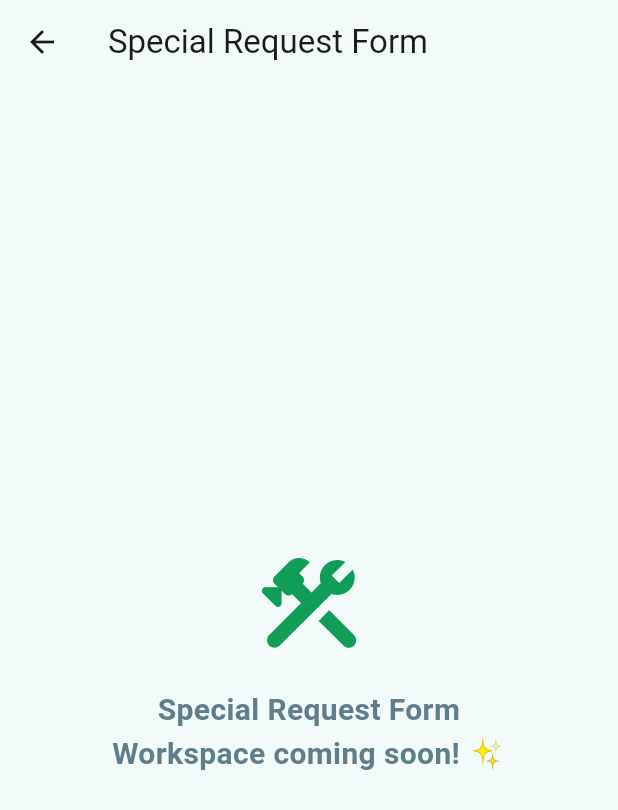
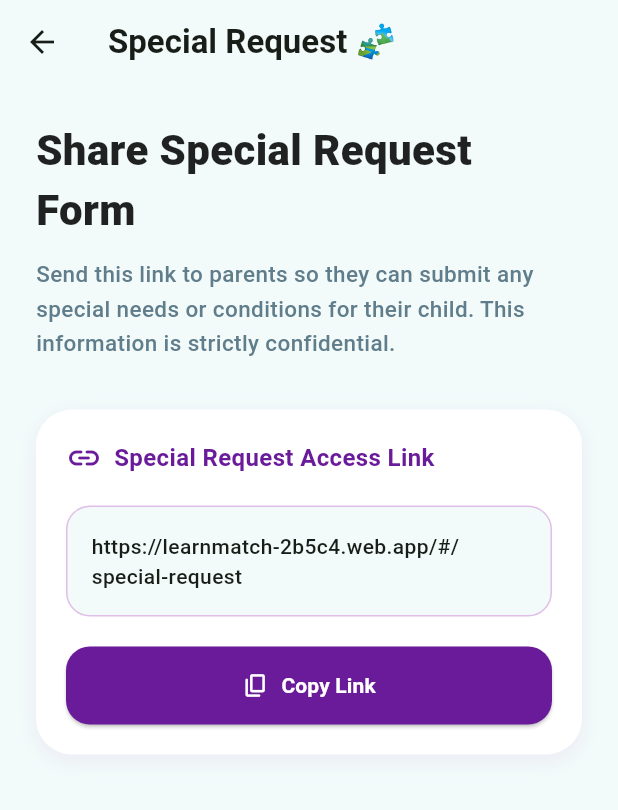
Before and after one commit to LEH268/LearnMatch, a Flutter app: the HomePage screen opened by its route, after a tap on "Special Request 🧩", on a phone screen of 412 x 824 dp. Shown: the top 810 px of the screen. Run offline on Flutter 3.47's test engine with Material 3 defaults, Android fonts, the phone set to English and light mode, and no system bars; our stand-ins replace cloud_firestore, firebase_core; accounts and stored records are empty.

Commit message:
feature1&4_linkssss

```diff
--- a/lib/home_page.dart
+++ b/lib/home_page.dart
@@ -3,6 +3,7 @@ import 'pages/pre_admission_test.dart';
 import 'pages/class_network_page.dart';
 import 'pages/assessment_link_page.dart';
 import 'pages/student_follow_up_page.dart';
+import 'pages/special_request_link_page.dart';
 
 class HomePage extends StatelessWidget {
   const HomePage({super.key});
@@ -127,7 +128,7 @@ class HomePage extends StatelessWidget {
                 onTap: () => Navigator.push(
                   context,
                   MaterialPageRoute(
-                    builder: (context) => const FeaturePage(title: "Special Request Form"),
+                    builder: (context) => const SpecialRequestLinkPage(),
                   ),
                 ),
               ),
--- a/lib/main.dart
+++ b/lib/main.dart
@@ -1,11 +1,12 @@
 import 'package:flutter/material.dart';
 import 'package:firebase_core/firebase_core.dart';
+
 import 'package:learn_match/home_page.dart';
 import 'package:learn_match/login_page.dart';
 
-import 'login_page.dart';
-import 'home_page.dart';
 import 'pages/class_network_page.dart';
+import 'pages/pre_admission_test.dart';
+import 'pages/special_request_form_page.dart';
 
 void main() async {
   WidgetsFlutterBinding.ensureInitialized();
@@ -44,6 +45,8 @@ class MyApp extends StatelessWidget {
         '/': (context) => const LoginPage(),
         '/home': (context) => const HomePage(),
         '/network': (context) => const ClassNetworkPage(),
+        '/pre-admission-test': (context) => const PreAdmissionTestPage(),
+        '/special-request': (context) => const SpecialRequestFormPage(),
       },
     );
   }
--- /dev/null
+++ b/lib/pages/special_request_link_page.dart
@@ -0,0 +1,154 @@
+import 'package:flutter/material.dart';
+import 'package:flutter/services.dart';
+import 'special_request_form_page.dart';
+
+class SpecialRequestLinkPage extends StatelessWidget {
+  const SpecialRequestLinkPage({super.key});
+
+  final String specialRequestLink =
+      "https://learnmatch-2b5c4.web.app/#/special-request";
+
+  @override
+  Widget build(BuildContext context) {
+    return Scaffold(
+      backgroundColor: const Color(0xFFF2FBFA),
+
+      appBar: AppBar(
+        title: const Text(
+          "Special Request 🧩",
+          style: TextStyle(fontWeight: FontWeight.bold),
+        ),
+        backgroundColor: Colors.transparent,
+        elevation: 0,
+      ),
+
+      body: Padding(
+        padding: const EdgeInsets.all(24),
+
+        child: Column(
+          crossAxisAlignment: CrossAxisAlignment.start,
+          children: [
+
+            // Title
+            const Text(
+              "Share Special Request Form",
+              style: TextStyle(
+                fontSize: 28,
+                fontWeight: FontWeight.w900,
+                color: Colors.black87,
+              ),
+            ),
+
+            const SizedBox(height: 12),
+
+            const Text(
+              "Send this link to parents so they can submit any special needs or conditions for their child. This information is strictly confidential.",
+              style: TextStyle(
+                fontSize: 15,
+                height: 1.5,
+                color: Colors.blueGrey,
+                fontWeight: FontWeight.w500,
+              ),
+            ),
+
+            const SizedBox(height: 32),
+
+            // Link Card (same style as Assessment)
+            Container(
+              width: double.infinity,
+              padding: const EdgeInsets.all(20),
+              decoration: BoxDecoration(
+                color: Colors.white,
+                borderRadius: BorderRadius.circular(24),
+                boxShadow: [
+                  BoxShadow(
+                    color: Colors.purple.withOpacity(0.08),
+                    blurRadius: 12,
+                    offset: const Offset(0, 4),
+                  ),
+                ],
+              ),
+
+              child: Column(
+                crossAxisAlignment: CrossAxisAlignment.start,
+                children: [
+
+                  const Row(
+                    children: [
+                      Icon(
+                        Icons.link_rounded,
+                        color: Color(0xFF6A1B9A),
+                      ),
+                      SizedBox(width: 8),
+                      Text(
+                        "Special Request Access Link",
+                        style: TextStyle(
+                          fontSize: 16,
+                          fontWeight: FontWeight.bold,
+                          color: Color(0xFF6A1B9A),
+                        ),
+                      ),
+                    ],
+                  ),
+
+                  const SizedBox(height: 20),
+
+                  // Link box
+                  Container(
+                    width: double.infinity,
+                    padding: const EdgeInsets.all(16),
+                    decoration: BoxDecoration(
+                      color: const Color(0xFFF2FBFA),
+                      borderRadius: BorderRadius.circular(16),
+                      border: Border.all(color: Colors.purple.shade100),
+                    ),
+                    child: SelectableText(
+                      specialRequestLink,
+                      style: const TextStyle(
+                        fontSize: 14,
+                        fontWeight: FontWeight.w500,
+                      ),
+                    ),
+                  ),
+
+                  const SizedBox(height: 20),
+
+                  // Copy Button
+                  SizedBox(
+                    width: double.infinity,
+                    child: ElevatedButton.icon(
+                      onPressed: () async {
+                        await Clipboard.setData(
+                          ClipboardData(text: specialRequestLink),
+                        );
+
+                        ScaffoldMessenger.of(context).showSnackBar(
+                          const SnackBar(
+                            content: Text("Special Request link copied!"),
+                          ),
+                        );
+                      },
+                      icon: const Icon(Icons.copy_rounded),
+                      label: const Text(
+                        "Copy Link",
+                        style: TextStyle(fontWeight: FontWeight.bold),
+                      ),
+                      style: ElevatedButton.styleFrom(
+                        backgroundColor: const Color(0xFF6A1B9A),
+                        foregroundColor: Colors.white,
+                        padding: const EdgeInsets.symmetric(vertical: 16),
+                        shape: RoundedRectangleBorder(
+                          borderRadius: BorderRadius.circular(16),
+                        ),
+                      ),
+                    ),
+                  ),
+                ],
+              ),
+            ),
+          ],
+        ),
+      ),
+    );
+  }
+}
```
Also changed, not shown: lib/pages/special_request_form_page.dart (added, +119 -0 lines), lib/special_needs_link.dart (deleted), 1 other file.
